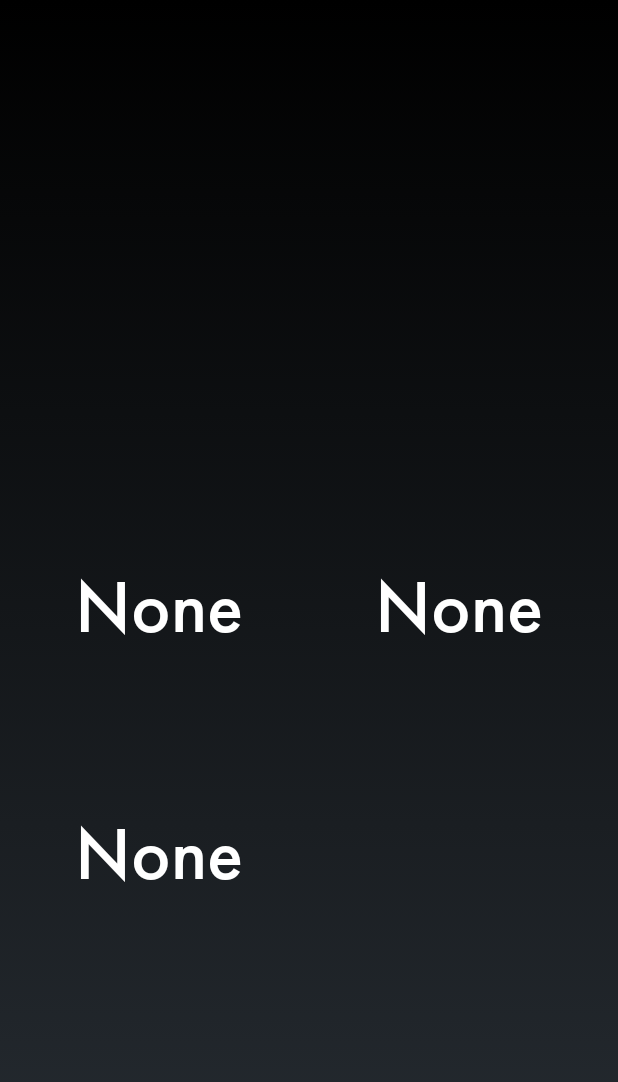
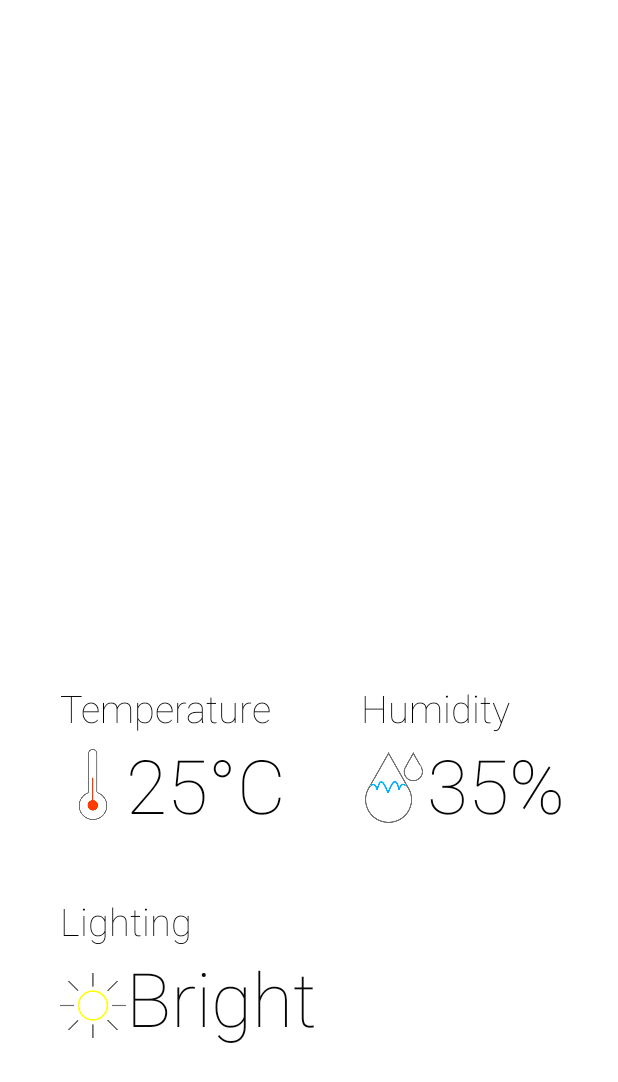
Before and after one commit to jturibe/spicy_chorizo, an Android app: the layout activity_home.xml on its own in the app's theme, with its tools: preview values and no code run, on a phone screen of 412 x 824 dp. Shown: the top 1082 px of the screen. Run offline under Robolectric (Android 15) with nearby library versions, the phone set to English and light mode, and no system bars.

Commit message:
Home layout worked on

```diff
--- a/Particle/app/src/main/res/layout/activity_home.xml
+++ b/Particle/app/src/main/res/layout/activity_home.xml
@@ -1,46 +1,104 @@
 <?xml version="1.0" encoding="utf-8"?>
 <RelativeLayout xmlns:android="http://schemas.android.com/apk/res/android"
+    xmlns:app="http://schemas.android.com/apk/res-auto"
     android:layout_width="match_parent"
     android:layout_height="match_parent"
-    android:background="#00070707"
-    android:gravity="center">
+    android:background="#FFFFFF">
+
+    <TextView
+        android:id="@+id/temperature_label"
+        android:layout_width="wrap_content"
+        android:layout_height="wrap_content"
+        android:layout_above="@id/current_temperature"
+        android:layout_marginLeft="40dp"
+        android:fontFamily="sans-serif-thin"
+        android:text="Temperature"
+        android:textColor="#000000"
+        android:textSize="25sp" />
+
+    <TextView
+        android:id="@+id/humidity_label"
+        android:layout_width="wrap_content"
+        android:layout_height="wrap_content"
+        android:layout_alignLeft="@id/humid"
+        android:layout_above="@id/current_humidity"
+        android:fontFamily="sans-serif-thin"
+        android:text="Humidity"
+        android:textColor="#000000"
+        android:textSize="25sp" />
+
+    <TextView
+        android:id="@+id/light_label"
+        android:layout_width="wrap_content"
+        android:layout_height="wrap_content"
+        android:fontFamily="sans-serif-thin"
+        android:layout_above="@id/current_light"
+        android:layout_marginLeft="40dp"
+        android:text="Lighting"
+        android:textColor="#000000"
+        android:textSize="25sp" />
 
     <TextView
         android:id="@+id/current_temperature"
         android:layout_width="wrap_content"
         android:layout_height="wrap_content"
-        android:fontFamily="@font/futura"
-        android:gravity="center"
-        android:text="None"
-        android:textColor="#FFFFFF"
-        android:textSize="50sp"
-        android:paddingTop="150sp"
-        android:paddingLeft="50sp"
-        android:layout_alignParentStart="true"/>
+        android:layout_toEndOf="@id/thermometer"
+        android:layout_above="@id/light_label"
+        android:layout_marginBottom="40dp"
+        android:fontFamily="sans-serif-thin"
+        android:text="25°C"
+        android:textColor="#000000"
+        android:textSize="50sp" />
 
     <TextView
         android:id="@+id/current_humidity"
         android:layout_width="wrap_content"
         android:layout_height="wrap_content"
-        android:fontFamily="@font/futura"
-        android:gravity="center"
-        android:text="None"
-        android:textColor="#FFFFFF"
-        android:textSize="50sp"
-        android:paddingTop="150sp"
-        android:paddingRight="50sp"
-        android:layout_alignParentRight="true"/>
+        android:layout_toRightOf="@id/humid"
+        android:layout_alignBottom="@id/current_temperature"
+        android:fontFamily="sans-serif-thin"
+        android:text="35%"
+        android:textColor="#070707"
+        android:textSize="50sp" />
 
     <TextView
         android:id="@+id/current_light"
         android:layout_width="wrap_content"
         android:layout_height="wrap_content"
-        android:fontFamily="@font/futura"
-        android:gravity="center"
-        android:text="None"
-        android:textColor="#FFFFFF"
-        android:textSize="50sp"
-        android:paddingTop="100sp"
-        android:paddingLeft="50sp"
-        android:layout_below="@id/current_temperature"/>
+        android:fontFamily="sans-serif-thin"
+        android:text="Bright"
+        android:layout_alignParentBottom="true"
+        android:layout_marginBottom="125dp"
+        android:layout_toEndOf="@id/light"
+        android:textColor="#070707"
+        android:textSize="50sp" />
+
+    <ImageView
+        android:id="@+id/thermometer"
+        android:layout_width="44dp"
+        android:layout_height="47dp"
+        android:layout_above="@id/light_label"
+        android:layout_marginLeft="40dp"
+        android:layout_marginBottom="50dp"
+        android:src="@drawable/thermo" />
+
+    <ImageView
+        android:id="@+id/humid"
+        android:layout_width="44dp"
+        android:layout_height="47dp"
+        android:layout_toEndOf="@id/current_temperature"
+        android:layout_marginBottom="8dp"
+        android:layout_marginLeft="50dp"
+        android:layout_alignBottom="@id/current_temperature"
+        android:src="@drawable/humid" />
+
+    <ImageView
+        android:id="@+id/light"
+        android:layout_width="44dp"
+        android:layout_height="47dp"
+        android:layout_alignParentBottom="true"
+        android:layout_marginBottom="130dp"
+        android:layout_marginLeft="40dp"
+        android:src="@drawable/lig" />
+
 </RelativeLayout>
```
Also changed, not shown: Particle/app/src/main/res/drawable/humid.png (added), Particle/app/src/main/res/drawable/lig.png (added), Particle/app/src/main/res/drawable/thermo.png (added), Particle/app/src/main/res/drawable/thermos.png (added).
